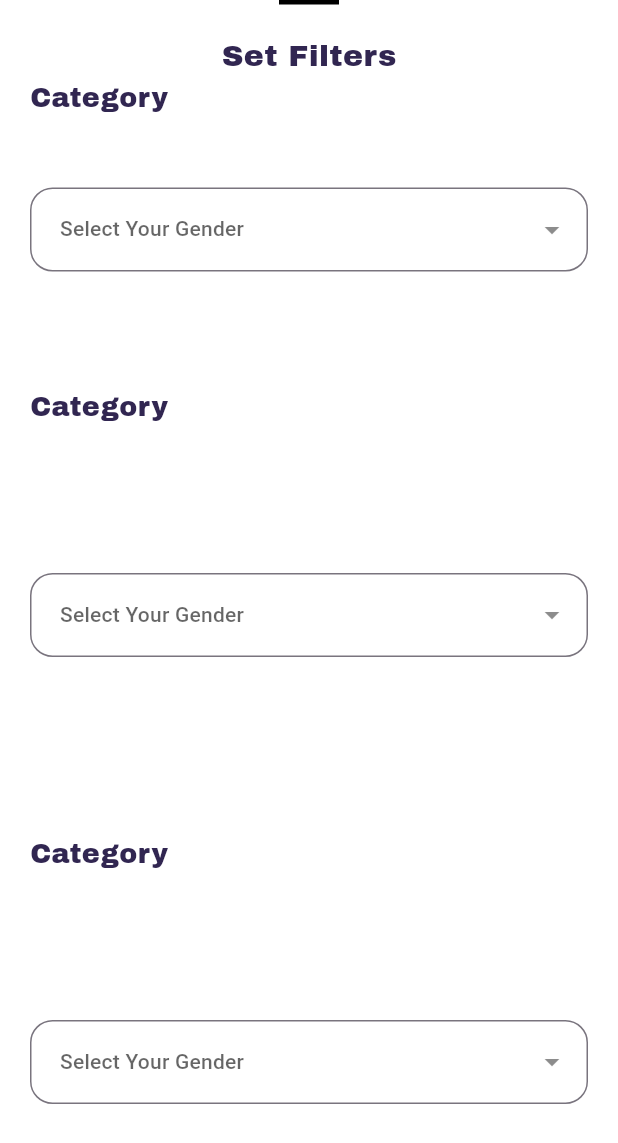
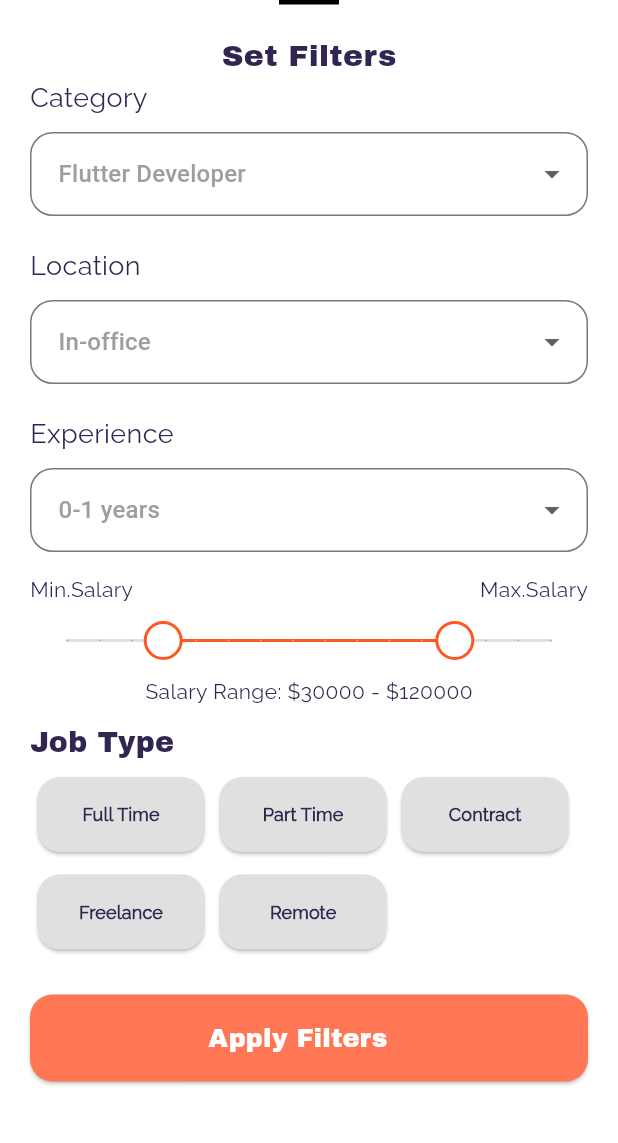
Before and after one commit to Dalia-Ahmed9/find_your_Job, a Flutter app: the screen it shows after launch, on a phone screen of 412 x 824 dp. Shown: the top 1143 px of the screen. Run offline on Flutter 3.47's test engine with Material 3 defaults, Android fonts, the light colour scheme and no system bars; our stand-ins replace cloud_firestore, dropdown_button2, firebase_auth, firebase_core, flutter_bloc, flutter_screenutil and 1 more; accounts and stored records are empty.

Commit message:
complete filters screen implementation

```diff
--- /dev/null
+++ b/lib/view/setting_filtters/drop_down_menu.dart
@@ -0,0 +1,49 @@
+import 'package:flutter/material.dart';
+
+class DropDownMenu<T> extends StatelessWidget {
+  const DropDownMenu({
+    super.key,
+    required this.itemsList,
+    required this.selectedValue,
+    required this.itemLabel,
+    this.onChanged,
+    //required this.label,
+  });
+  final List<String?> itemsList;
+  final String selectedValue;
+  final String Function(String) itemLabel;
+  final void Function(String?)? onChanged;
+  //final String label;
+
+  @override
+  Widget build(BuildContext context) {
+    return Container(
+      child: DropdownButtonFormField<String>(
+        padding: EdgeInsets.symmetric(horizontal: 15),
+        isExpanded: true,
+        dropdownColor: Colors.white,
+        decoration: InputDecoration(
+          focusedBorder: OutlineInputBorder(
+            borderRadius: BorderRadius.circular(15),
+            borderSide: BorderSide(color: Colors.deepOrange),
+          ),
+          //labelText: label,
+          contentPadding: const EdgeInsets.symmetric(vertical: 16),
+          border: OutlineInputBorder(borderRadius: BorderRadius.circular(15)),
+        ),
+        value: selectedValue,
+        items:
+            itemsList.map((item) {
+              return DropdownMenuItem<String>(
+                value: item,
+                child: Text(
+                  itemLabel(item!),
+                  style: TextStyle(color: Colors.grey),
+                ),
+              );
+            }).toList(),
+        onChanged: onChanged,
+      ),
+    );
+  }
+}
--- a/lib/view/setting_filtters/filter_dropdown_category.dart
+++ b/lib/view/setting_filtters/filter_dropdown_category.dart
@@ -22,9 +22,9 @@ class _CategoryFilterState extends State<CategoryFilter> {
         child: Column(
           mainAxisAlignment: MainAxisAlignment.center,
           children: [
-            const SizedBox(height: 30),
+            // const SizedBox(height: 30),
             DropdownButtonFormField2<String>(
-              isExpanded: true,
+              //isExpanded: true,
               decoration: InputDecoration(
                 // Add Horizontal padding using menuItemStyleData.padding so it matches
                 // the menu padding when button's width is not specified.
@@ -87,7 +87,7 @@ class _CategoryFilterState extends State<CategoryFilter> {
                 padding: EdgeInsets.symmetric(horizontal: 16),
               ),
             ),
-            const SizedBox(height: 30),
+            // const SizedBox(height: 30),
           ],
         ),
       ),
--- a/lib/view/setting_filtters/filters_contents.dart
+++ b/lib/view/setting_filtters/filters_contents.dart
@@ -1,10 +1,43 @@
-import 'package:find_job/view/setting_filtters/filter_dropdown_category.dart';
+import 'dart:core';
+
+import 'package:find_job/view/setting_filtters/drop_down_menu.dart';
+import 'package:find_job/view/setting_filtters/job_type.dart';
+import 'package:find_job/widgets/main_button.dart';
+import 'package:find_job/widgets/sallery_slider.dart';
 import 'package:find_job/widgets/texts.dart';
 import 'package:flutter/material.dart';
 
-class FiltersContents extends StatelessWidget {
+class FiltersContents extends StatefulWidget {
   const FiltersContents({super.key});
 
+  @override
+  State<FiltersContents> createState() => _FiltersContentsState();
+}
+
+final List<String?> Catogry = [
+  'Flutter Developer',
+  'Web DEveloper',
+  'UiUx Designer',
+  'Java Developer',
+  'Python Developer',
+  'Full Stack Developer',
+  'Data Scientist',
+];
+
+final List<String?> Location = ['Remote', 'In-office', 'Hybrid'];
+
+final List<String?> experience = [
+  '0-1 years',
+  '1-3 years',
+  '3-5 years',
+  '5+ years',
+];
+
+String SelectedCatogry = 'Flutter Developer';
+String SelectedLocation = 'In-office';
+String SelectedExperience = '0-1 years';
+
+class _FiltersContentsState extends State<FiltersContents> {
   @override
   Widget build(BuildContext context) {
     return Scaffold(
@@ -25,19 +58,76 @@ class FiltersContents extends StatelessWidget {
               ),
 
               //*********************************************************** */
-              texts(text: 'Category', size: 18, mainfont: true),
+              texts(text: 'Category', size: 18, mainfont: false),
+              SizedBox(height: 10),
+              DropDownMenu(
+                itemLabel: (item) => item,
+                itemsList: Catogry,
+                selectedValue: SelectedCatogry,
+                onChanged: (value) {
+                  setState(() {
+                    SelectedCatogry = value!;
+                  });
+                },
+              ),
 
-              SizedBox(height: 150, child: CategoryFilter()),
+              SizedBox(height: 20),
 
+              texts(text: 'Location', size: 18, mainfont: false),
+              SizedBox(height: 10),
+              DropDownMenu(
+                itemLabel: (item) => item,
+                itemsList: Location,
+                selectedValue: SelectedLocation,
+                onChanged: (value) {
+                  setState(() {
+                    SelectedLocation = value!;
+                  });
+                },
+              ),
+
+              SizedBox(height: 20),
+
+              texts(text: 'Experience', size: 18, mainfont: false),
+              SizedBox(height: 10),
+              DropDownMenu(
+                itemLabel: (item) => item,
+                itemsList: experience,
+                selectedValue: SelectedExperience,
+                onChanged: (value) {
+                  setState(() {
+                    SelectedExperience = value!;
+                  });
+                },
+              ),
+
+              SizedBox(height: 15),
+              Row(
+                mainAxisAlignment: MainAxisAlignment.spaceBetween,
+                children: [
+                  texts(text: 'Min.Salary', size: 14, mainfont: false),
+                  texts(text: 'Max.Salary', size: 14, mainfont: false),
+                ],
+              ),
+              SalaryRangeSlider(),
+              SizedBox(height: 10),
+              // job Type
+              texts(text: 'Job Type', size: 19, mainfont: true),
+              SizedBox(height: 10),
+              Row(
+                children: [
+                  JobType(text: 'Full Time'),
+                  JobType(text: 'Part Time'),
+                  JobType(text: 'Contract'),
+                ],
+              ),
+
+              SizedBox(height: 15),
+              Row(
+                children: [JobType(text: 'Freelance'), JobType(text: 'Remote')],
+              ),
               SizedBox(height: 30),
-              texts(text: 'Category', size: 18, mainfont: true),
-              SizedBox(height: 10),
-              Expanded(child: CategoryFilter()),
-
-              SizedBox(height: 30),
-              texts(text: 'Category', size: 18, mainfont: true),
-              SizedBox(height: 10),
-              Expanded(child: CategoryFilter()),
+              MainButton(isVisible: false, text: 'Apply Filters'),
             ],
           ),
         ),
--- /dev/null
+++ b/lib/view/setting_filtters/job_type.dart
@@ -0,0 +1,47 @@
+import 'package:find_job/utils/colors.dart';
+import 'package:flutter/material.dart';
+
+class JobType extends StatefulWidget {
+  JobType({super.key, required this.text});
+  final String text;
+  @override
+  State<JobType> createState() => _JobTypeState();
+}
+
+bool isSelected = false;
+
+class _JobTypeState extends State<JobType> {
+  @override
+  Widget build(BuildContext context) {
+    return Padding(
+      padding: EdgeInsetsGeometry.symmetric(horizontal: 5),
+      child: Container(
+        height: 50,
+        width: MediaQuery.sizeOf(context).width / 3.7,
+        child: ElevatedButton(
+          onPressed: () {
+            setState(() {
+              isSelected = !isSelected;
+            });
+          },
+          style: ElevatedButton.styleFrom(
+            backgroundColor:
+                isSelected ? AppColors.mainColor : Colors.grey[300],
+            shape: RoundedRectangleBorder(
+              borderRadius: BorderRadius.circular(15),
+            ),
+          ),
+          child: Text(
+            widget.text,
+            style: TextStyle(
+              fontSize: 12,
+              fontWeight: FontWeight.bold,
+              color: isSelected ? AppColors.greyColor : AppColors.mainColor,
+              fontFamily: 'second_font',
+            ),
+          ),
+        ),
+      ),
+    );
+  }
+}
--- a/lib/widgets/main_button.dart
+++ b/lib/widgets/main_button.dart
@@ -14,7 +14,7 @@ class MainButton extends StatelessWidget {
         shape: RoundedRectangleBorder(borderRadius: BorderRadius.circular(15)),
       ),
       child: Padding(
-        padding: const EdgeInsets.all(15.0),
+        padding: const EdgeInsets.all(17.0),
         child: Center(
           child: Row(
             mainAxisAlignment: MainAxisAlignment.center,
@@ -22,10 +22,10 @@ class MainButton extends StatelessWidget {
               Text(
                 text,
                 style: TextStyle(
-                  fontSize: 16,
-                  fontWeight: FontWeight.bold,
+                  fontSize: 17,
+                  // fontWeight: FontWeight.bold,
                   color: AppColors.whiteColor,
-                  fontFamily: 'second_font',
+                  fontFamily: 'main_font',
                 ),
               ),
               SizedBox(width: 15),
--- /dev/null
+++ b/lib/widgets/sallery_slider.dart
@@ -0,0 +1,118 @@
+import 'package:find_job/widgets/texts.dart';
+import 'package:flutter/material.dart';
+
+class SalaryRangeSlider extends StatefulWidget {
+  const SalaryRangeSlider({super.key});
+
+  @override
+  State<SalaryRangeSlider> createState() => _SalaryRangeSliderState();
+}
+
+class _SalaryRangeSliderState extends State<SalaryRangeSlider> {
+  RangeValues _salaryRange = const RangeValues(30000, 120000);
+
+  @override
+  Widget build(BuildContext context) {
+    return Column(
+      children: [
+        SliderTheme(
+          data: SliderThemeData(
+            trackHeight: 2,
+            activeTrackColor: Colors.deepOrange,
+            inactiveTrackColor: Colors.grey.shade300,
+            thumbColor: Colors.white,
+            rangeThumbShape: const CustomRangeThumbShape(
+              radius: 12,
+              borderWidth: 2,
+              borderColor: Colors.deepOrange,
+              fillColor: Colors.white,
+            ),
+
+            rangeTrackShape: const RectangularRangeSliderTrackShape(),
+            showValueIndicator: ShowValueIndicator.onDrag,
+            valueIndicatorColor: Colors.deepOrange,
+            valueIndicatorTextStyle: const TextStyle(
+              color: Colors.white,
+              fontWeight: FontWeight.bold,
+            ),
+          ),
+          child: RangeSlider(
+            min: 0,
+            max: 150000,
+            divisions: 15,
+            labels: RangeLabels(
+              "${_salaryRange.start.round()}",
+              "${_salaryRange.end.round()}",
+            ),
+            values: _salaryRange,
+            onChanged: (values) {
+              setState(() {
+                _salaryRange = values;
+              });
+            },
+          ),
+        ),
+        Center(
+          child: texts(
+            text:
+                "Salary Range: \$${_salaryRange.start.round()} - \$${_salaryRange.end.round()}",
+            mainfont: false,
+            size: 14,
+          ),
+        ),
+      ],
+    );
+  }
+}
+
+class CustomRangeThumbShape extends RangeSliderThumbShape {
+  final double radius;
+  final double borderWidth;
+  final Color borderColor;
+  final Color fillColor;
+
+  const CustomRangeThumbShape({
+    this.radius = 12,
+    this.borderWidth = 2,
+    required this.borderColor,
+    required this.fillColor,
+  });
+
+  @override
+  Size getPreferredSize(bool isEnabled, bool isDiscrete) {
+    return Size.fromRadius(radius);
+  }
+
+  @override
+  void paint(
+    PaintingContext context,
+    Offset center, {
+    required Animation<double> activationAnimation,
+    required Animation<double> enableAnimation,
+    bool isDiscrete = false,
+    bool isEnabled = false,
+    bool isOnTop = false,
+    bool isPressed = false,
+    required SliderThemeData sliderTheme,
+    TextDirection? textDirection,
+    Thumb? thumb,
+  }) {
+    final Canvas canvas = context.canvas;
+
+    // ✅ Fill
+    final Paint fillPaint =
+        Paint()
+          ..color = fillColor
+          ..style = PaintingStyle.fill;
+
+    // ✅ Border
+    final Paint borderPaint =
+        Paint()
+          ..color = borderColor
+          ..strokeWidth = borderWidth
+          ..style = PaintingStyle.stroke;
+
+    canvas.drawCircle(center, radius, fillPaint);
+    canvas.drawCircle(center, radius, borderPaint);
+  }
+}
```
Also changed, not shown: pubspec.lock, 1 other file.
